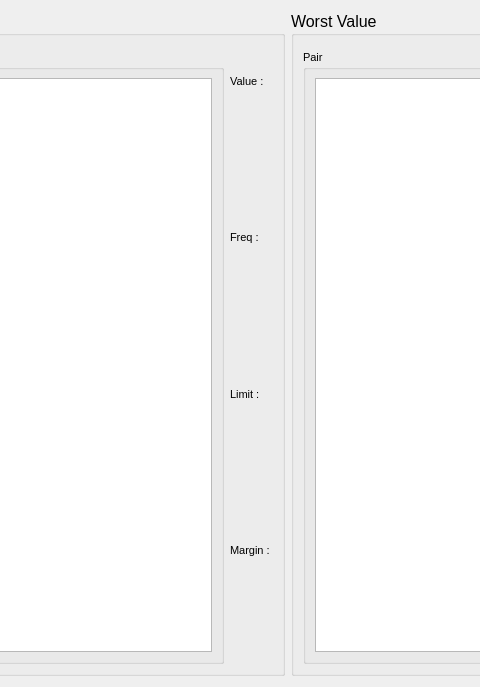
Belden-Montreal/SNP-Cable-Analyser, file snpanalyzer/gui/ui/ParameterWidget.ui: the form before one commit; both pictures show x 457 to 937 and y 0 to 687 of the 1237 by 687 pixel window.
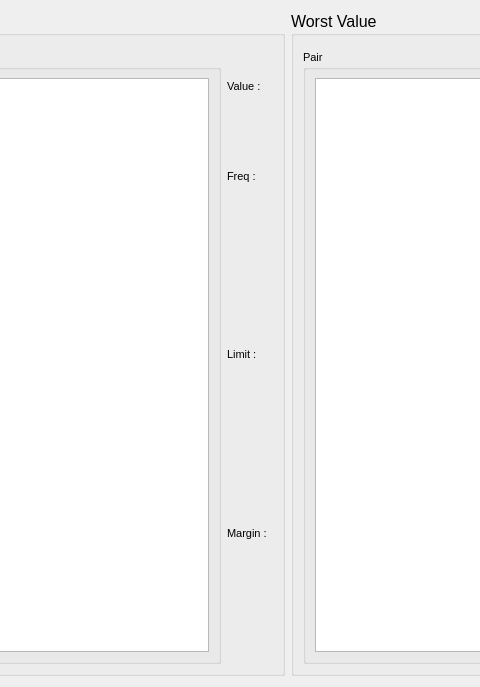
The form after the commit.

The edit to the form file:
```diff
--- a/snpanalyzer/gui/ui/ParameterWidget.ui
+++ b/snpanalyzer/gui/ui/ParameterWidget.ui
@@ -145,6 +145,8 @@
           <item>
            <layout class="QVBoxLayout" name="verticalLayout_5">
             <item>
+             <layout class="QHBoxLayout" name="horizontalLayout">
+              <item>
              <widget class="QLabel" name="label_2">
               <property name="font">
                <font>
@@ -167,6 +169,8 @@
                <string/>
               </property>
              </widget>
+              </item>
+             </layout>
             </item>
             <item>
              <widget class="QLabel" name="label_3">
```
Lines whose indentation alone changed are shown as unchanged.
